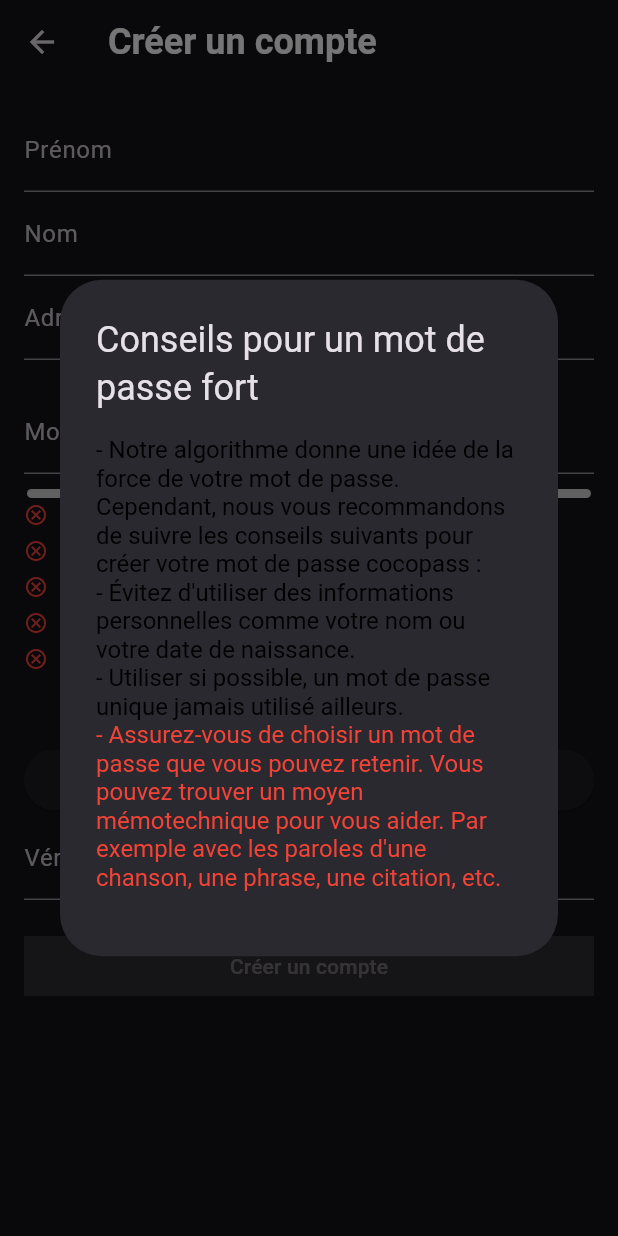
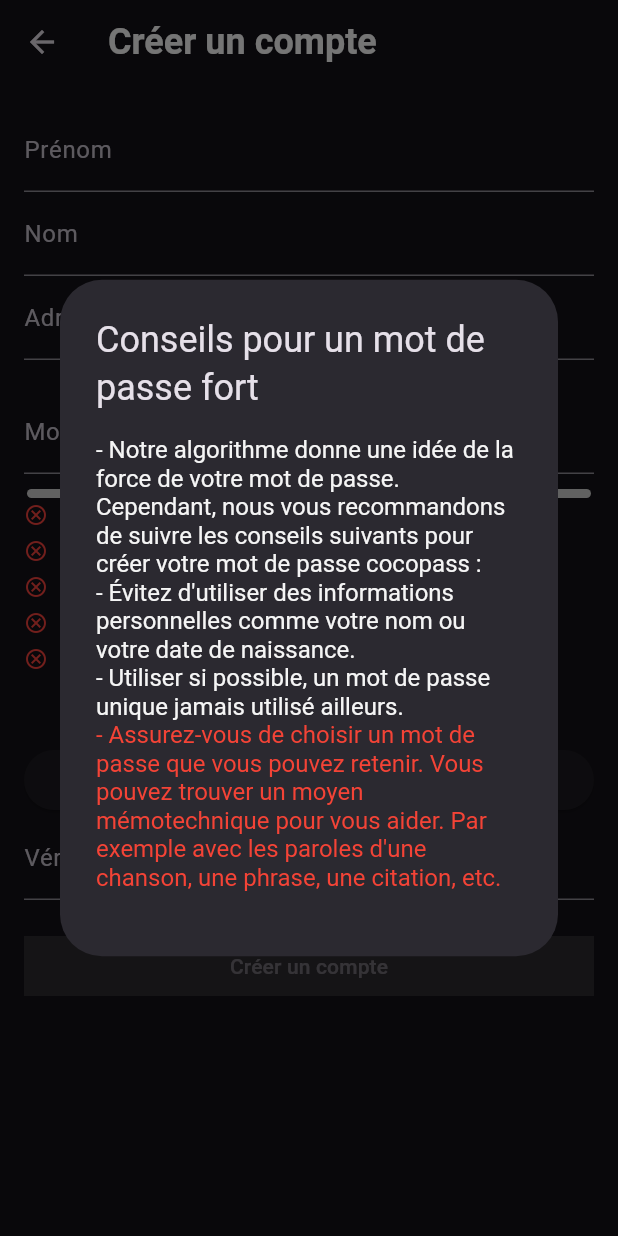
Before and after one commit to cgerro/CocoPass, a Flutter app: the SignupScreen screen opened directly, after a tap on "Afficher les conseils", on a phone screen of 412 x 824 dp. Run offline on Flutter 3.47's test engine with Material 2 defaults, Android fonts, the phone set to English and light mode, and no system bars; drawn by our look-alikes of flutter_pw_validator; our stand-ins replace cloud_firestore, firebase_auth, firebase_core; missing offline and left inert: clipboard, hashlib, steel_crypt, zxcvbn; accounts and stored records are empty.

Commit message:
fix(signup_screen.dart): Modification de l'apparence du texte

```diff
--- a/cocopassflutter/lib/signup_screen.dart
+++ b/cocopassflutter/lib/signup_screen.dart
@@ -203,7 +203,7 @@ class _SignupScreenState extends State<SignupScreen> {
                           text: TextSpan(
                             style: TextStyle(
                               fontSize: 16,
-                              color: Colors.black,
+                              color: Colors.grey[100],
                             ),
                             children: const [
                               TextSpan(
```
